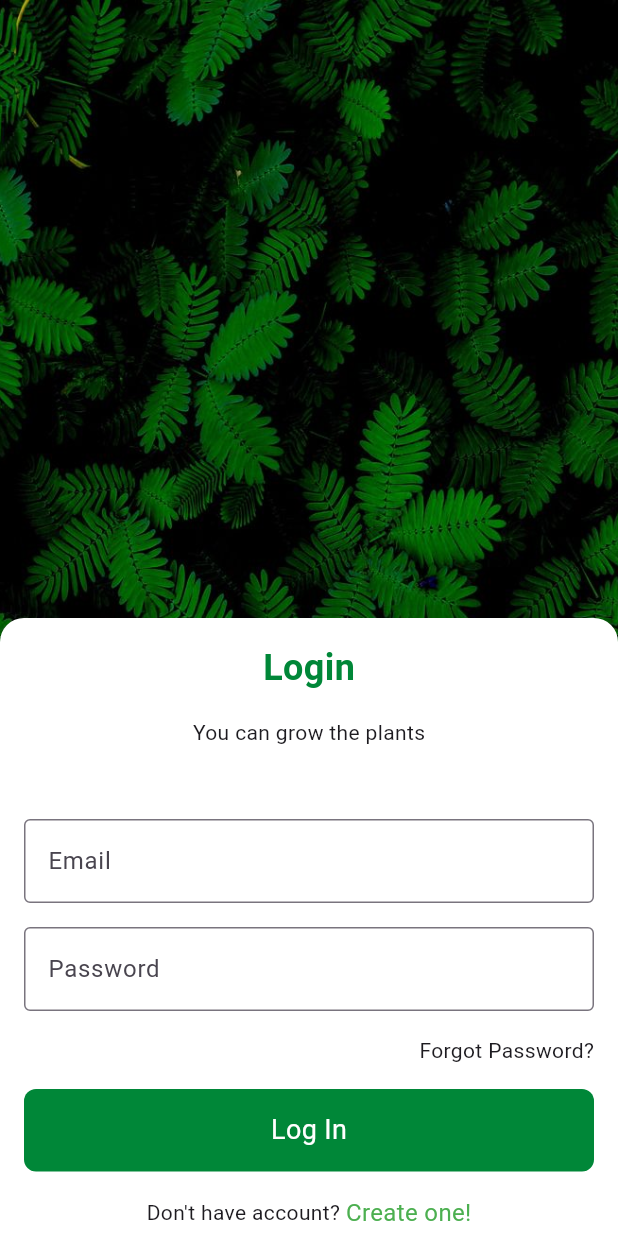
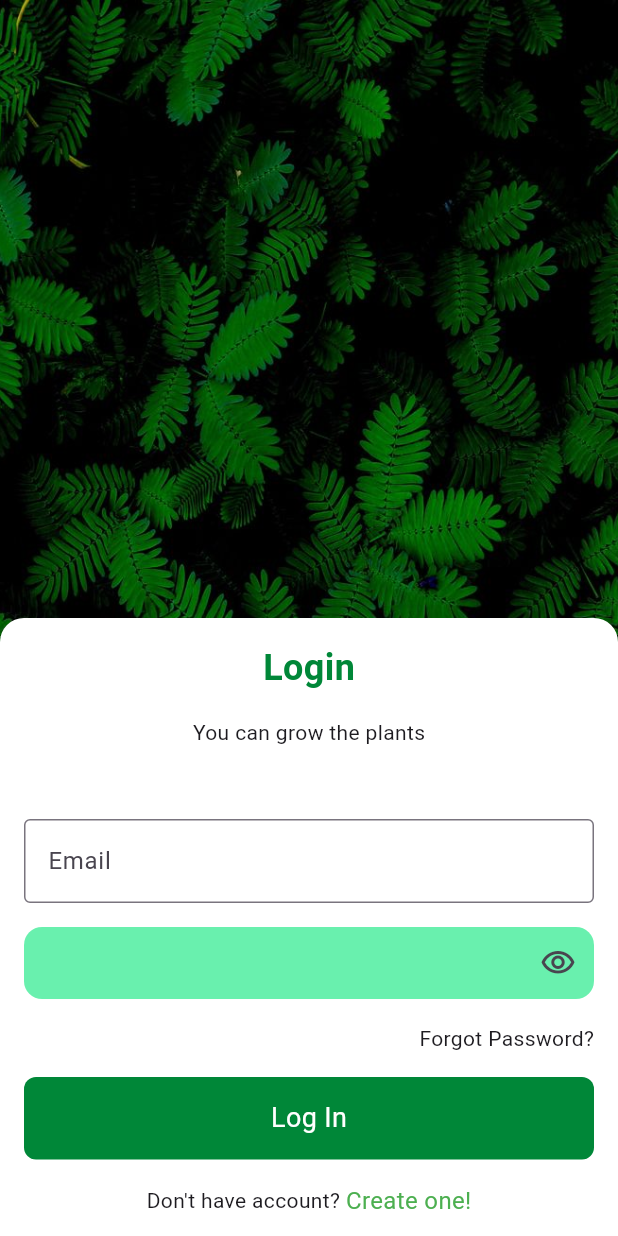
Before and after one commit to vasanthyenuganti/FLUTTER_CLASS, a Flutter app: the screen it shows after launch, on a phone screen of 412 x 824 dp. Run offline on Flutter 3.47's test engine with Material 3 defaults, Android fonts, the phone set to English and light mode, and no system bars; our stand-ins replace device_preview.

Commit message:
hiding the password

```diff
--- a/login_class/lib/login_page.dart
+++ b/login_class/lib/login_page.dart
@@ -11,6 +11,7 @@ class _LoginPageState extends State<LoginPage> {
   final _key = GlobalKey<FormState>();
   final _emailCtrl = TextEditingController();
   final _passCtrl = TextEditingController();
+  bool _passVisible = false;
 
   // String? vlidateEmail(val){
 
@@ -72,9 +73,14 @@ class _LoginPageState extends State<LoginPage> {
                             border: OutlineInputBorder(),
                           ),
                         ),
-                        TextFormField(
+                        Container(
+                          decoration: BoxDecoration(
+                            color: Colors.greenAccent,
+                            borderRadius: BorderRadius.circular(12)
+                          ),
+                          child: TextFormField(
                             controller: _passCtrl,
-                          obscureText: true,
+                            obscureText: !_passVisible,
                             validator: (val) {
                               if (val!.isEmpty) {
                                 return "Please enter the password";
@@ -85,9 +91,21 @@ class _LoginPageState extends State<LoginPage> {
                               }
                             },
                             decoration: InputDecoration(
-                            labelText: "Password",
+                              // labelText: "Password",
                               // hintText: "",
-                            border: OutlineInputBorder(),
+                              // border: OutlineInputBorder(),
+                              border: InputBorder.none,
+                              suffixIcon: GestureDetector(
+                                onTap: (){
+                                  setState(() {
+                                    _passVisible = !_passVisible;
+                                  });
+                                },
+                                child: Icon(
+                                  _passVisible ?
+                                  Icons.visibility_off_outlined :
+                                  Icons.visibility_outlined)),
+                            ),
                           ),
                         ),
                         Align(
```
Lines whose indentation alone changed are shown as unchanged.
